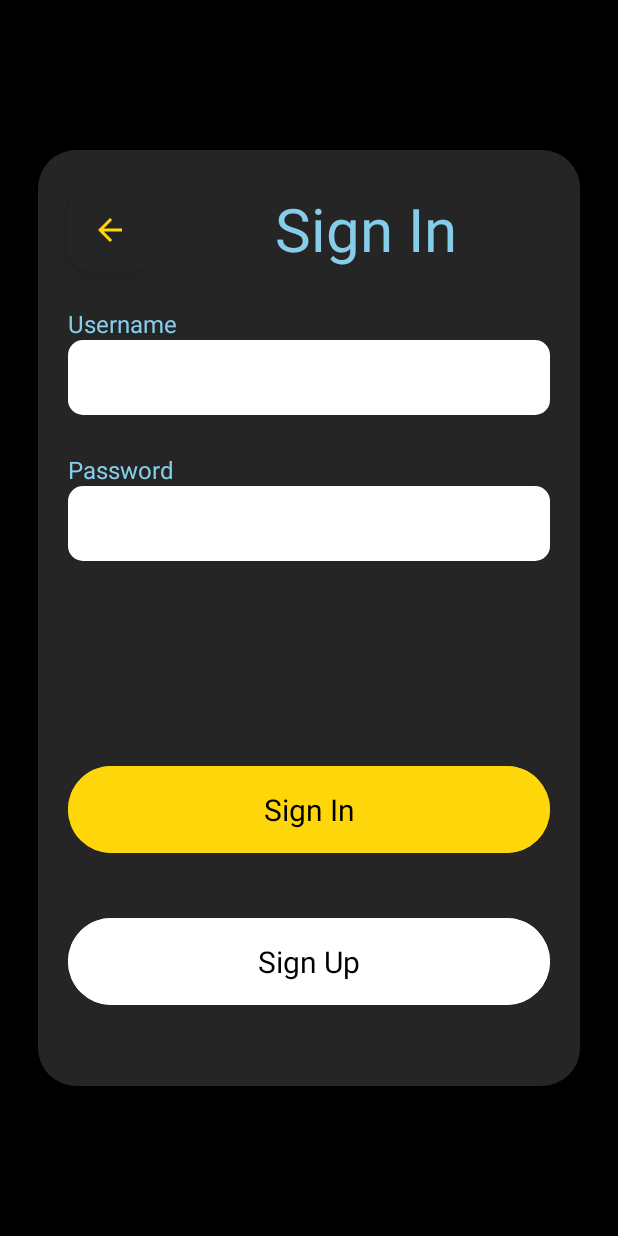
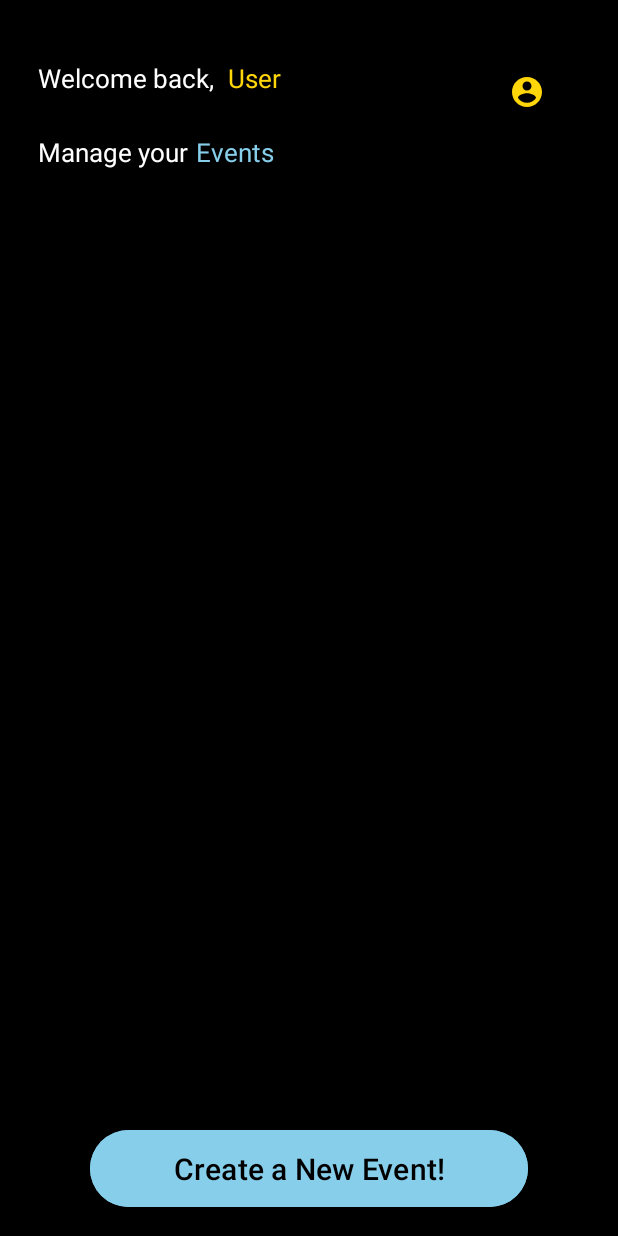
Before and after one commit to CMPUT301W24T27/NoStack, an Android app: the screen it shows after launch (MainActivity), after a tap on "I am organizing", on a phone screen of 412 x 824 dp. Run offline under Robolectric (Android 15) with nearby library versions, the phone set to English and light mode, and no system bars; our stand-ins replace Firebase (no records; nobody signed in at launch, a user with empty details on screens opened directly).

Commit message:
Patched Nav_Graph to just go straight into organizer homepage instead of previous sign in/up page

```diff
--- a/app/src/main/java/com/example/nostack/ui/StartUp.java
+++ b/app/src/main/java/com/example/nostack/ui/StartUp.java
@@ -103,7 +103,7 @@ public class StartUp extends Fragment {
             @Override
             public void onClick(View v) {
                 NavHostFragment.findNavController(StartUp.this)
-                        .navigate(R.id.action_startUp_to_organizerSignIn);
+                        .navigate(R.id.action_startUp_to_organizerHome);
             }
         });
 
--- a/app/src/main/java/com/example/nostack/ui/organizer/OrganizerSignIn.java
+++ b/app/src/main/java/com/example/nostack/ui/organizer/OrganizerSignIn.java
@@ -65,27 +65,6 @@ public class OrganizerSignIn extends Fragment {
         View view = inflater.inflate(R.layout.fragment_organizer_sign_in, container, false);
         // Inflate the layout for this fragment
 
-        view.findViewById(R.id.SignIn_SignInButton).setOnClickListener(new View.OnClickListener() {
-            @Override
-            public void onClick(View v) {
-//                TODO: ADD SECTION THAT AUTHENTICATES USER LOGIN IF GOOD DO THE FOLLOWING:
-
-
-
-
-                NavHostFragment.findNavController(OrganizerSignIn.this)
-                        .navigate(R.id.action_organizerSignIn_to_organizerHome);
-            }
-        });
-
-        view.findViewById(R.id.SignIn_SignUpButton).setOnClickListener(new View.OnClickListener() {
-            @Override
-            public void onClick(View v) {
-                NavHostFragment.findNavController(OrganizerSignIn.this)
-                        .navigate(R.id.action_organizerSignIn_to_organizerSignUp);
-            }
-        });
-
         view.findViewById(R.id.backButton).setOnClickListener(new View.OnClickListener() {
             @Override
             public void onClick(View v) {
--- a/app/src/main/java/com/example/nostack/ui/organizer/OrganizerSignUp.java
+++ b/app/src/main/java/com/example/nostack/ui/organizer/OrganizerSignUp.java
@@ -64,16 +64,6 @@ public class OrganizerSignUp extends Fragment {
         // Inflate the layout for this fragment
         View view = inflater.inflate(R.layout.fragment_organizer_sign_up, container, false);
 
-        view.findViewById(R.id.SignUpConfirmButton).setOnClickListener(new View.OnClickListener() {
-            @Override
-            public void onClick(View v) {
-//                TODO: ADD CODE CONTAINING ADDING USER TO DATA BASE / DATA VALIDATION ETC...
-
-
-                NavHostFragment.findNavController(OrganizerSignUp.this)
-                        .navigate(R.id.action_organizerSignUp_to_organizerHome);
-            }
-        });
 
         view.findViewById(R.id.backButton).setOnClickListener(new View.OnClickListener() {
             @Override
--- a/app/src/main/res/navigation/nav_graph.xml
+++ b/app/src/main/res/navigation/nav_graph.xml
@@ -14,8 +14,8 @@
             android:id="@+id/action_startUp_to_attendeeHome"
             app:destination="@id/attendeeHome" />
         <action
-            android:id="@+id/action_startUp_to_organizerSignIn"
-            app:destination="@id/organizerSignIn" />
+            android:id="@+id/action_startUp_to_organizerHome"
+            app:destination="@id/organizerHome" />
     </fragment>
     <fragment
         android:id="@+id/attendeeHome"
@@ -65,27 +65,6 @@
             android:id="@+id/action_organizerEvent_to_organizerHome"
             app:destination="@id/organizerHome" />
     </fragment>
-    <fragment
-        android:id="@+id/organizerSignIn"
-        android:name="com.example.nostack.ui.organizer.OrganizerSignIn"
-        android:label="fragment_organizer_sign_in"
-        tools:layout="@layout/fragment_organizer_sign_in" >
-        <action
-            android:id="@+id/action_organizerSignIn_to_organizerHome"
-            app:destination="@id/organizerHome" />
-        <action
-            android:id="@+id/action_organizerSignIn_to_organizerSignUp"
-            app:destination="@id/organizerSignUp" />
-    </fragment>
-    <fragment
-        android:id="@+id/organizerSignUp"
-        android:name="com.example.nostack.ui.organizer.OrganizerSignUp"
-        android:label="fragment_organizer_sign_up"
-        tools:layout="@layout/fragment_organizer_sign_up" >
-        <action
-            android:id="@+id/action_organizerSignUp_to_organizerHome"
-            app:destination="@id/organizerHome" />
-    </fragment>
 
 
 </navigation>
```
